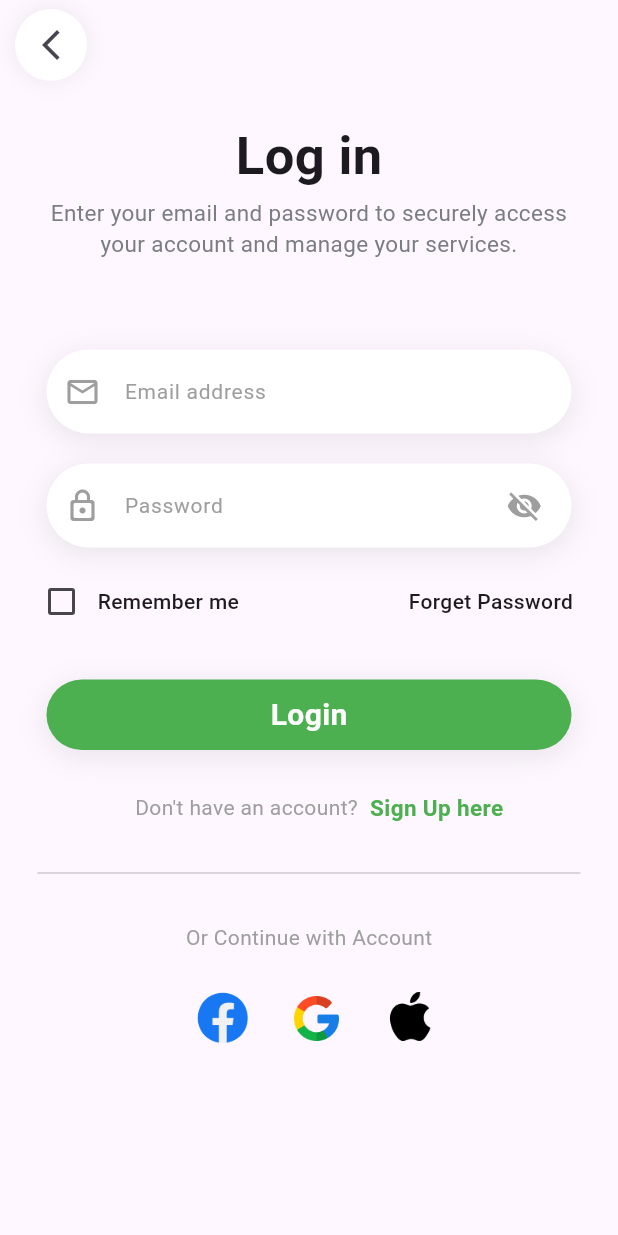
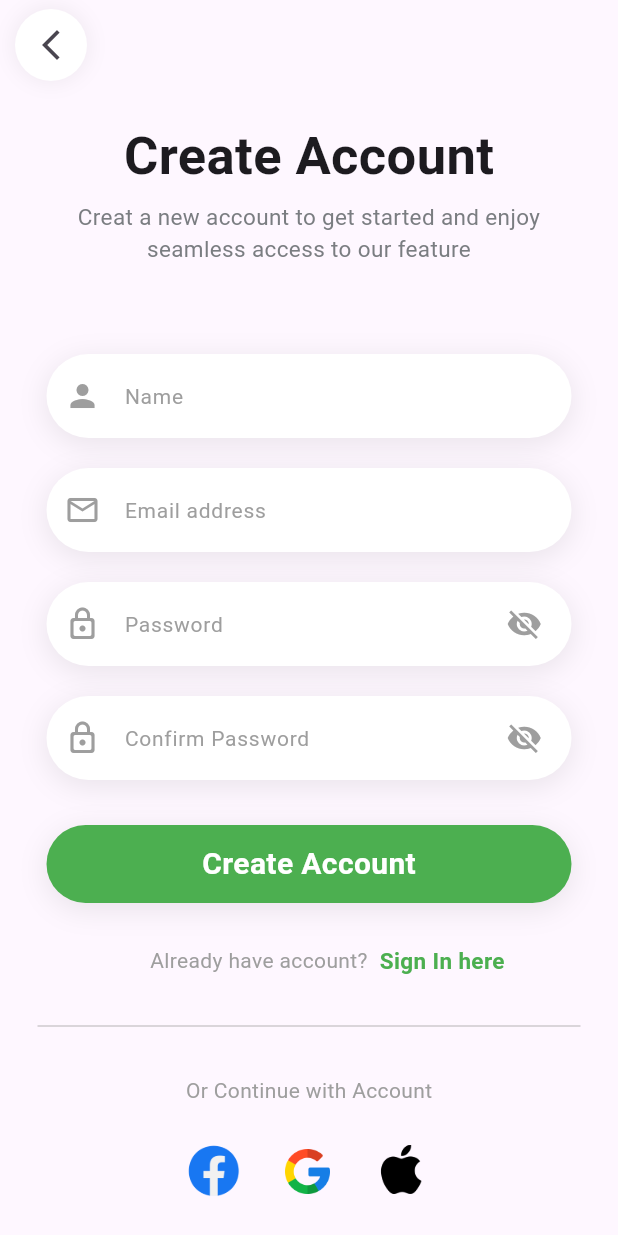
Before and after one commit to saruar778620/All-prectise, a Flutter app: the screen it shows after launch, on a phone screen of 412 x 824 dp. Run offline on Flutter 3.47's test engine with Material 3 defaults, Android fonts, the phone set to English and light mode, and no system bars.

Commit message:
Added new feature

```diff
--- a/lib/main.dart
+++ b/lib/main.dart
@@ -37,13 +37,13 @@ class MyApp extends StatelessWidget {
               ),
               SizedBox(height: 25,),
               Container(
-                child: Center(child: const Text("Log in",style: TextStyle(fontSize: 35,fontWeight: FontWeight.bold),)),
+                child: Center(child: const Text("Create Account",style: TextStyle(fontSize: 35,fontWeight: FontWeight.bold),)),
               ),
-              SizedBox(height: 2,),
+              SizedBox(height: 5,),
               Container(
                 child: Center(
                   child: Text(
-                    "Enter your email and password to securely access\nyour account and manage your services.",
+                    "Creat a new account to get started and enjoy\nseamless access to our feature",
                     textAlign: TextAlign.center,
                     style: TextStyle(
                       color: Color(0xFF7A7D81),
@@ -54,6 +54,33 @@ class MyApp extends StatelessWidget {
                 ),
               ),
               SizedBox(height: 60,),
+              Center(
+                child: Container(
+                  width: 350,
+                  decoration: BoxDecoration(
+                    color: Colors.white,
+                    borderRadius: BorderRadius.circular(30.0),
+                    boxShadow: [
+                      BoxShadow(
+                        color: Colors.black.withOpacity(0.08),
+                        blurRadius: 15,
+                        spreadRadius: 1,
+                        offset: const Offset(0, 4),
+                      ),
+                    ],
+                  ),
+                  child: TextField(
+                    decoration: InputDecoration(
+                      hintText: 'Name',
+                      hintStyle: const TextStyle(color: Colors.grey, fontSize: 14),
+                      prefixIcon: const Icon(Icons.person, color: Colors.grey),
+                      border: InputBorder.none,
+                      contentPadding: const EdgeInsets.symmetric(vertical: 16),
+                    ),
+                  ),
+                ),
+              ),
+              SizedBox(height: 20,),
               Center(
                 child: Container(
                   width: 350,
@@ -111,30 +138,43 @@ class MyApp extends StatelessWidget {
                   ),
                 ),
               ),
-              SizedBox(height: 12,),
-              Padding(
-                padding: const EdgeInsets.only(left: 17,right: 30),
-                child: Row(
-                  mainAxisAlignment: MainAxisAlignment.spaceBetween,
-                  children: [
-                    Row(
-                      children: [
-                        Checkbox(value: isRememberMe,
-                            activeColor: Colors.green,
-                            onChanged: (value){}),
-                        const Text("Remember me",style: TextStyle(fontWeight: FontWeight.w500),),
+              SizedBox(height: 20,),
+              Center(
+                child: Container(
+                  width: 350,
+                  decoration: BoxDecoration(
+                    color: Colors.white,
+                    borderRadius: BorderRadius.circular(30.0),
+                    boxShadow: [
+                      BoxShadow(
+                        color: Colors.black.withOpacity(0.08),
+                        blurRadius: 15,
+                        spreadRadius: 1,
+                        offset: const Offset(0, 4),
+                      ),
                     ],
                   ),
-                    const Text("Forget Password",style: TextStyle(fontWeight: FontWeight.w500),)
-                  ],
+                  child: TextField(
+                    decoration: InputDecoration(
+                      hintText: 'Confirm Password',
+                      hintStyle: const TextStyle(color: Colors.grey, fontSize: 14),
+                      prefixIcon: const Icon(Icons.lock_outline_rounded, color: Colors.grey),
+                      suffixIcon: Padding(
+                        padding: const EdgeInsets.only(right: 15),
+                        child: const Icon(Icons.visibility_off,color: Colors.grey,),
+                      ),
+                      border: InputBorder.none,
+                      contentPadding: const EdgeInsets.symmetric(vertical: 16),
                     ),
                   ),
-              SizedBox(height: 20,),
+                ),
+              ),
+              SizedBox(height: 22,),
               Padding(
                 padding: const EdgeInsets.all(8.0),
                 child: Center(
                   child: Container(
-                    height: 47,
+                    height: 52,
                     width: 350,
                     decoration: BoxDecoration(
                       color: Colors.green,
@@ -148,7 +188,7 @@ class MyApp extends StatelessWidget {
                         ),
                       ],
                     ),
-                    child: Center(child: const Text("Login",style: TextStyle(color: Colors.white,fontWeight: FontWeight.bold,fontSize: 20),)),
+                    child: Center(child: const Text("Create Account",style: TextStyle(color: Colors.white,fontWeight: FontWeight.bold,fontSize: 20),)),
                   ),
                 ),
               ),
@@ -157,12 +197,12 @@ class MyApp extends StatelessWidget {
                 child: Row(
                   children: [
                     Padding(
-                      padding: const EdgeInsets.only(left: 90),
+                      padding: const EdgeInsets.only(left: 100),
                       child: Container(
-                        child: const Text("Don't have an account?",style: TextStyle(color: Colors.grey),),
+                        child: const Text("Already have account?",style: TextStyle(color: Colors.grey),),
                       ),
                     ),
-                    const Text("  Sign Up here",style: TextStyle(fontSize: 15,color: Colors.green,fontWeight: FontWeight.bold),)
+                    const Text("  Sign In here",style: TextStyle(fontSize: 15,color: Colors.green,fontWeight: FontWeight.bold),)
                   ],
                 ),
               ),
@@ -176,8 +216,9 @@ class MyApp extends StatelessWidget {
               SizedBox(height: 25,),
               Center(child: Text("Or Continue with Account",style: TextStyle(color: Colors.grey),)),
               SizedBox(height: 20,),
-              Padding(
-                padding: const EdgeInsets.only(left: 131),
+              Center(
+                child: Padding(
+                  padding: const EdgeInsets.only(left: 125),
                   child: Row(
                     crossAxisAlignment: CrossAxisAlignment.start,
                     children: [
@@ -221,6 +262,7 @@ class MyApp extends StatelessWidget {
                       ),
                     ],
                   ),
+                ),
               )
             ],
           ),
```
Also changed, not shown: lib/signUp_page.dart (added, +273 -0 lines). Lines whose indentation alone changed are shown as unchanged.
